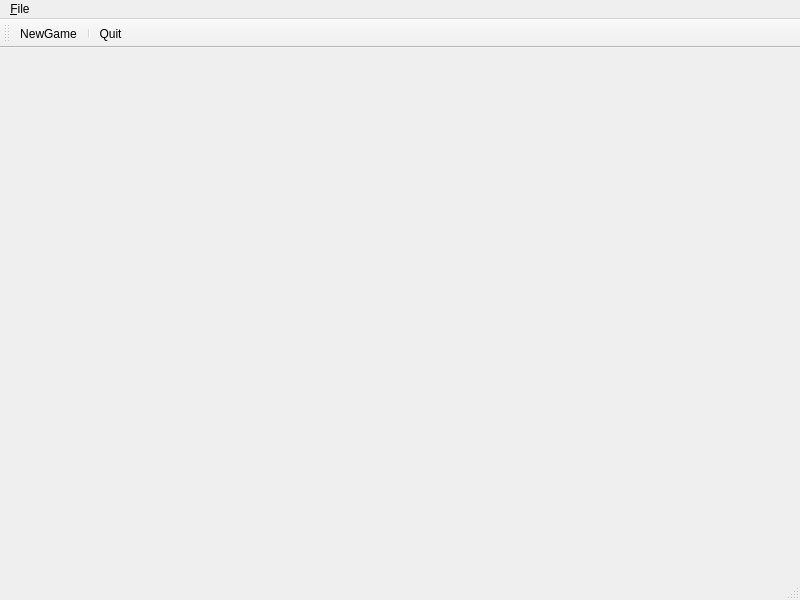
Before: the Qt Designer form Chapter 3/tictactoe/mainwindow.ui in starrynights89/Game_practice_Qt-5.10, drawn with Qt 5.
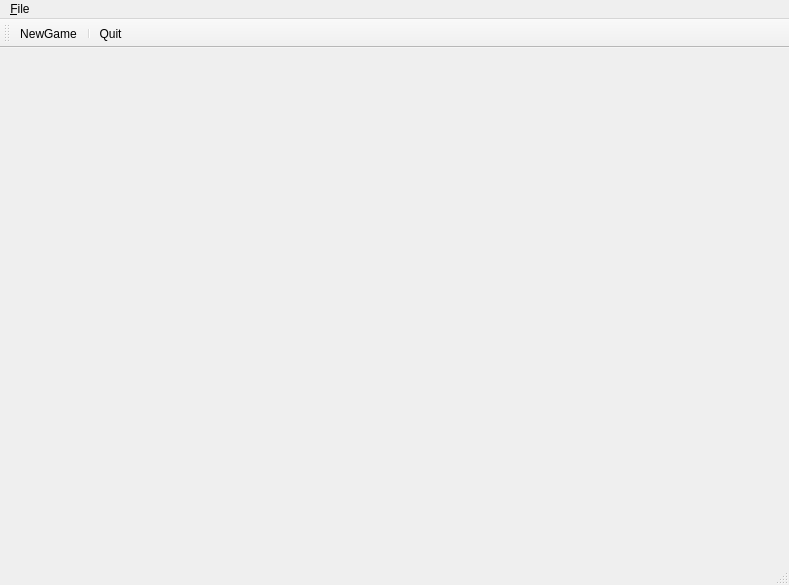
After: the same form once the commit is applied. Icons and pictures are not drawn. Custom widgets are drawn as their Qt base class.

Patch:
```diff
--- a/Chapter 3/tictactoe/mainwindow.ui
+++ b/Chapter 3/tictactoe/mainwindow.ui
@@ -6,8 +6,8 @@
    <rect>
     <x>0</x>
     <y>0</y>
-    <width>800</width>
-    <height>600</height>
+    <width>789</width>
+    <height>585</height>
    </rect>
   </property>
   <property name="windowTitle">
@@ -39,7 +39,7 @@
     <rect>
      <x>0</x>
      <y>0</y>
-     <width>800</width>
+     <width>789</width>
      <height>21</height>
     </rect>
    </property>
```
